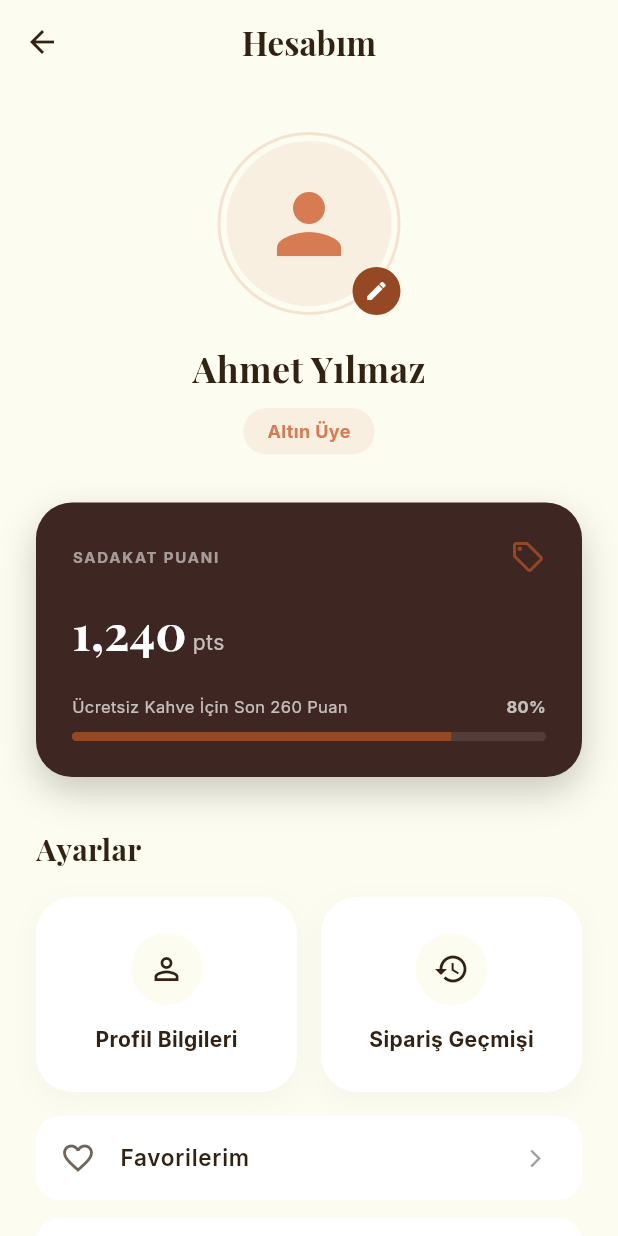
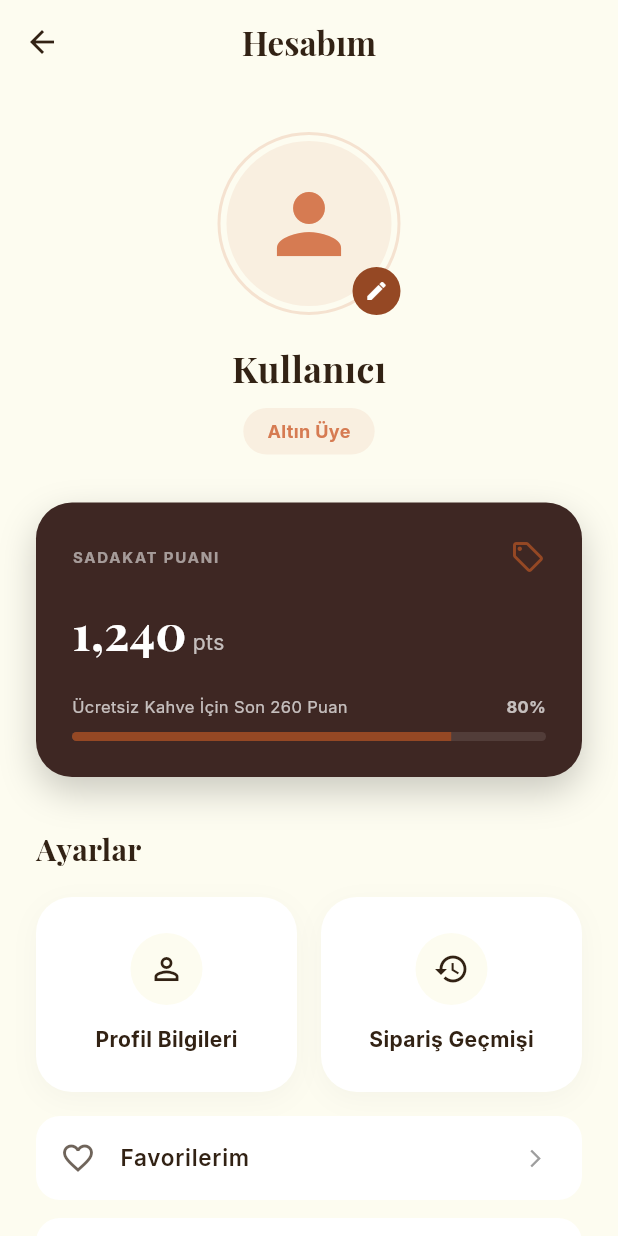
Before and after one commit to SalihaKaraman/coffy_shell, a Flutter app: the MarketScreen screen opened directly, after a tap on the "person" icon, on a phone screen of 412 x 824 dp. Run offline on Flutter 3.47's test engine with Material 3 defaults, Android fonts, the phone set to English and light mode, and no system bars; our stand-ins replace cloud_firestore, firebase_core, geolocator, google_fonts, google_maps_flutter; accounts and stored records are empty; network calls fail.

Commit message:
chore: update app title in home screen and default username in profile screen

```diff
--- a/lib/market/presentation/view/market_screen.dart
+++ b/lib/market/presentation/view/market_screen.dart
@@ -47,7 +47,7 @@ class _MarketScreenState extends State<MarketScreen> {
           onPressed: () {},
         ),
         title: Text(
-          'L\'Artisan Market',
+          'CoffyShell Market',
           style: GoogleFonts.playfairDisplay(
             color: AppColors.primary,
             fontWeight: FontWeight.bold,
--- a/lib/screens/home_screen.dart
+++ b/lib/screens/home_screen.dart
@@ -49,7 +49,7 @@ class HomeScreen extends StatelessWidget {
                 elevation: 0,
                 toolbarHeight: 80,
                 title: Text(
-                  'L\'Artisan Café',
+                  'CoffyShell',
                   style: GoogleFonts.playfairDisplay(
                     color: AppColors.primary,
                     fontWeight: FontWeight.bold,
--- a/lib/screens/profile_screen.dart
+++ b/lib/screens/profile_screen.dart
@@ -63,7 +63,7 @@ class ProfileScreen extends StatelessWidget {
             ),
             const SizedBox(height: 16),
             Text(
-              'Ahmet Yılmaz',
+              'Kullanıcı',
               style: GoogleFonts.playfairDisplay(
                 fontSize: 24,
                 fontWeight: FontWeight.bold,
```
